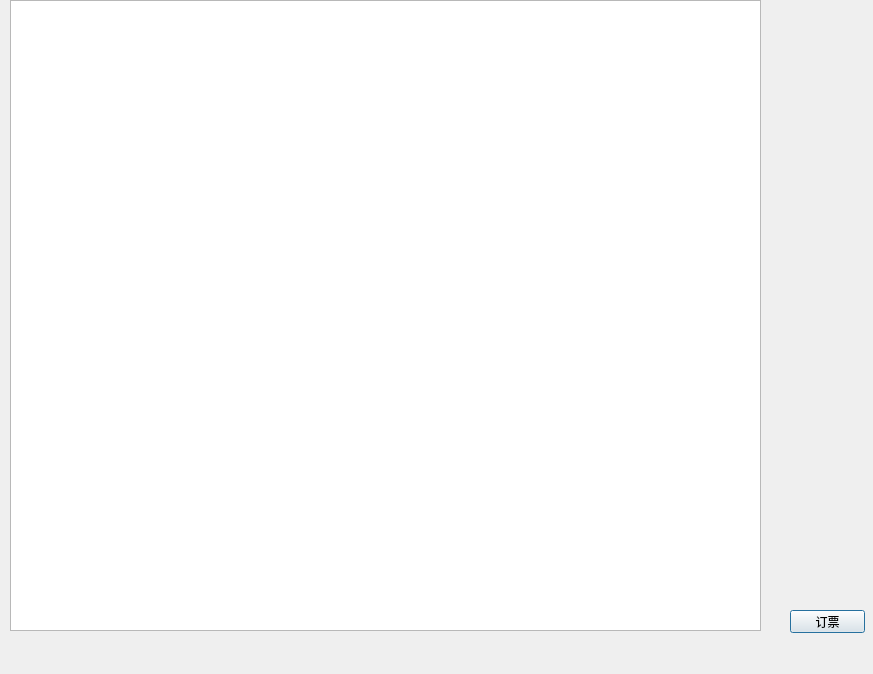
Old version of the form src/Cpluspluswork/seat.ui in the repository wutb15/C-work.
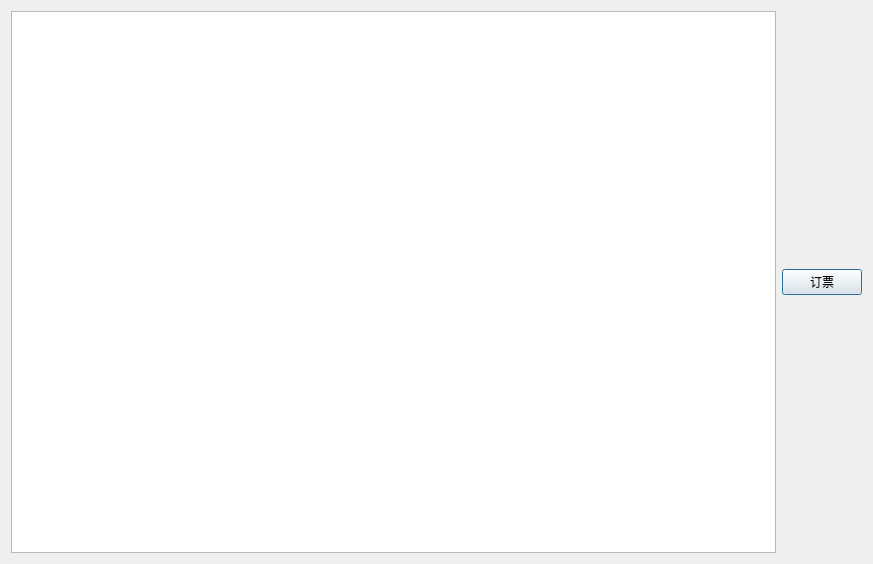
New version of the form.

Commit message: complete book and seat

What changed in the file:
```diff
--- a/src/Cpluspluswork/seat.ui
+++ b/src/Cpluspluswork/seat.ui
@@ -2,45 +2,43 @@
 <ui version="4.0">
  <class>SeatView</class>
  <widget class="QDialog" name="SeatView">
+  <property name="enabled">
+   <bool>true</bool>
+  </property>
   <property name="geometry">
    <rect>
     <x>0</x>
     <y>0</y>
     <width>873</width>
-    <height>674</height>
+    <height>564</height>
    </rect>
   </property>
   <property name="windowTitle">
    <string>Dialog</string>
   </property>
+  <layout class="QGridLayout" name="gridLayout_2">
+   <item row="0" column="0">
+    <layout class="QGridLayout" name="gridLayout">
+     <item row="0" column="0">
+      <widget class="QTableWidget" name="seats">
+       <property name="enabled">
+        <bool>true</bool>
+       </property>
+      </widget>
+     </item>
+    </layout>
+   </item>
+   <item row="0" column="1">
   <widget class="QPushButton" name="bookButton">
-   <property name="geometry">
-    <rect>
-     <x>790</x>
-     <y>610</y>
-     <width>75</width>
-     <height>23</height>
-    </rect>
+     <property name="enabled">
+      <bool>true</bool>
    </property>
    <property name="text">
     <string>订票</string>
    </property>
   </widget>
-  <widget class="QWidget" name="gridLayoutWidget">
-   <property name="geometry">
-    <rect>
-     <x>10</x>
-     <y>0</y>
-     <width>751</width>
-     <height>631</height>
-    </rect>
-   </property>
-   <layout class="QGridLayout" name="gridLayout">
-    <item row="0" column="0">
-     <widget class="QTableWidget" name="seats"/>
-    </item>
-   </layout>
-  </widget>
+   </item>
+  </layout>
  </widget>
  <resources/>
  <connections/>
```
Lines whose indentation alone changed are shown as unchanged. The commit also changes 8 other files.
